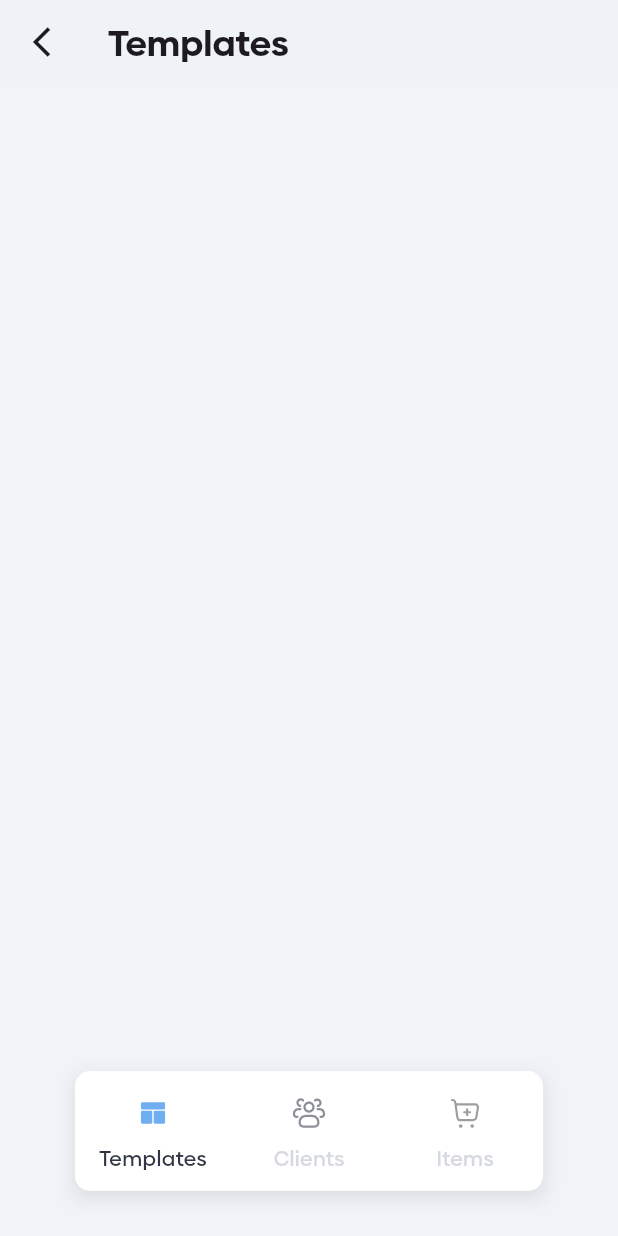
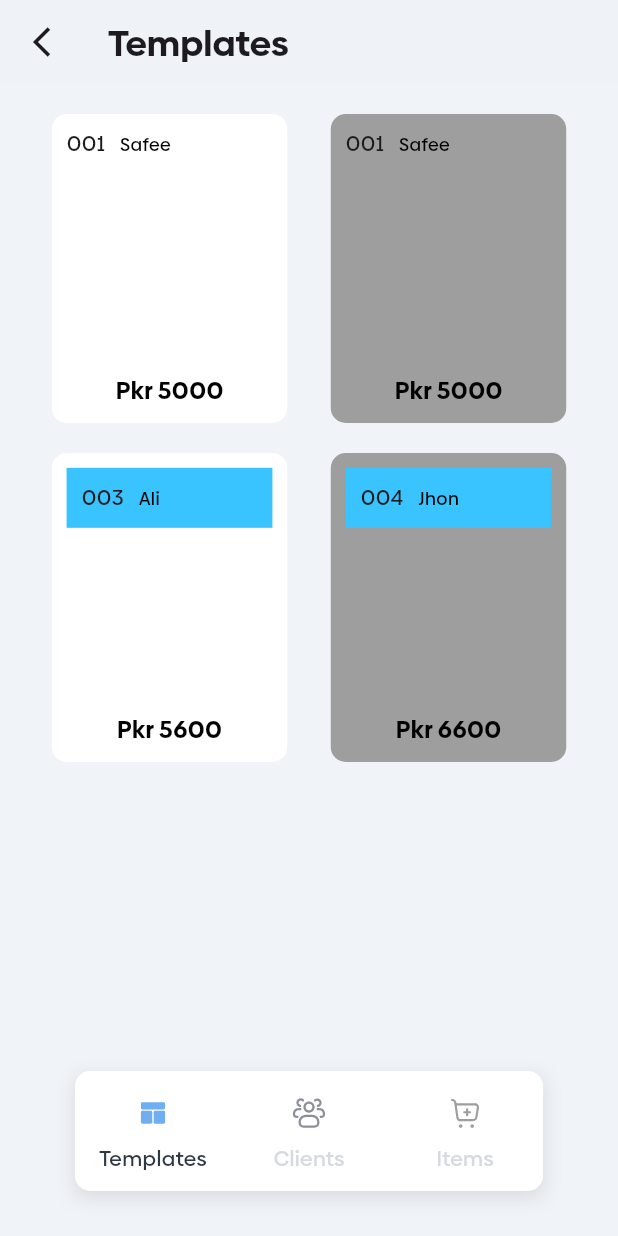
Before and after one commit to Safee715/-Inovoice-app, a Flutter app: the TemplatePage screen opened directly, on a phone screen of 412 x 824 dp. Run offline on Flutter 3.47's test engine with Material 3 defaults, Android fonts, the phone set to English and light mode, and no system bars; our stand-ins replace flutter_svg; project files that could hold a hidden picture were left out.

Commit message:
layout correction

```diff
--- a/lib/pages/add_clients_page/add_client_viewmodel.dart
+++ b/lib/pages/add_clients_page/add_client_viewmodel.dart
@@ -12,11 +12,10 @@ class
   final emailAddressHint='jhonjames@gmail.com';
   final addressHint  ='London west street No (57)';
   final address='Address';
-
   final  saveClientButtonText='Save to Client Lists';
-
   final  addButtonText='Add';
 
 
 
+
 }
--- a/lib/pages/home_page/home_page_viewmodel.dart
+++ b/lib/pages/home_page/home_page_viewmodel.dart
@@ -42,4 +42,7 @@ class HomePageViewmodel {
 
 
 
+
+
+
 }
--- a/lib/pages/profile_page/prfie_page_viewmodel.dart
+++ b/lib/pages/profile_page/prfie_page_viewmodel.dart
@@ -0,0 +1,6 @@
+class ProfilePageViewmodel {
+
+  final iconAddress='assets/images/icons/user.svg';
+
+
+}
--- /dev/null
+++ b/lib/pages/templates_page/abstract_template.dart
@@ -0,0 +1,141 @@
+import 'package:flutter/material.dart';
+
+
+
+abstract class AbstractTemplate extends StatelessWidget {
+  const AbstractTemplate({super.key,
+  required this.id,
+    required this.name,
+    required this.amount,
+    required this.boxcolor,
+    required this.textcolor,
+
+  });
+
+  final  String id;
+  final String name;
+  final String amount;
+  final Color boxcolor;
+  final Color textcolor;
+
+
+}
+
+class RectangularTemplate extends AbstractTemplate {
+  const RectangularTemplate({super.key,
+  required super.id,
+  required super.name,
+  required super.amount,
+required super.boxcolor,
+required super.textcolor,
+
+  });
+
+
+
+
+  @override
+  Widget build(BuildContext context) {
+    final screen_Width=MediaQuery.of(context).size.width;
+    final screen_Height=MediaQuery.of(context).size.height;
+    return Container(constraints: BoxConstraints(
+        minWidth: screen_Width*0.381,
+        minHeight:screen_Height*0.250),
+      padding: EdgeInsets.all(screen_Width*0.024),
+      width: screen_Width*0.381,
+      decoration: BoxDecoration(color: boxcolor,
+        borderRadius:BorderRadius.circular(10),),
+      child: Column(crossAxisAlignment: CrossAxisAlignment.start,
+        mainAxisAlignment: MainAxisAlignment.spaceBetween,
+        mainAxisSize: MainAxisSize.min,
+        children: [
+          Row(
+            children: [
+             Text(id),
+              SizedBox(width: 10,),
+              SizedBox(
+                child: Text(
+                  name,
+                  style: TextStyle(
+                    fontSize: 12,
+                    fontFamily:'Biennale',fontWeight: FontWeight.w500,
+                    color: textcolor,
+                  ),
+                ),
+              ),
+            ],
+          ),
+
+          SizedBox(height:screen_Height*0.011,),
+          Align(alignment: Alignment.center,
+            child: Text(
+              amount,
+              style: TextStyle(fontFamily: 'Biennale',
+                fontWeight: FontWeight.bold,
+                color: Colors.black,fontSize:16,),
+            ),
+          ),
+        ],
+      ),
+    );
+  }
+}
+
+class DesignedTemplate extends AbstractTemplate {
+  const DesignedTemplate({super.key,
+    required super.id,
+    required super.name,
+    required super.amount,
+    required super.boxcolor,
+    required super.textcolor,
+  });
+
+  @override
+  Widget build(BuildContext context) {
+    final screen_Width=MediaQuery.of(context).size.width;
+    final screen_Height=MediaQuery.of(context).size.height;
+    return Container(constraints: BoxConstraints(
+        minWidth: screen_Width*0.381,
+        minHeight:screen_Height*0.250),
+      padding: EdgeInsets.all(screen_Width*0.024),
+      width: screen_Width*0.381,
+      decoration: BoxDecoration(color: boxcolor,
+        borderRadius:BorderRadius.circular(10),),
+      child: Column(crossAxisAlignment: CrossAxisAlignment.start,
+        mainAxisAlignment: MainAxisAlignment.spaceBetween,
+        mainAxisSize: MainAxisSize.min,
+        children: [
+          Container(padding: EdgeInsets.all(10),
+            decoration: BoxDecoration(
+              color: Color(0xFF3AC4FF)),
+            child: Row(
+              children: [
+                Text(id),
+                SizedBox(width: 10,),
+                SizedBox(
+                  child: Text(
+                    name,
+                    style: TextStyle(
+                      fontSize: 12,
+                      fontFamily:'Biennale',fontWeight: FontWeight.w500,
+                      color: textcolor,
+                    ),
+                  ),
+                ),
+              ],
+            ),
+          ),
+          SizedBox(height:screen_Height*0.011,),
+          Align(alignment: Alignment.center,
+            child: Text(
+              amount,
+              style: TextStyle(fontFamily: 'Biennale',
+                fontWeight: FontWeight.bold,
+                color: Colors.black,fontSize:16,),
+            ),
+          ),
+        ],
+      ),
+    );
+  }
+}
--- a/lib/pages/templates_page/template_page.dart
+++ b/lib/pages/templates_page/template_page.dart
@@ -1,5 +1,7 @@
 import 'package:flutter/material.dart';
 import 'package:invoiceapp/data/notifiers.dart';
+import 'package:invoiceapp/pages/templates_page/abstract_template.dart';
+import 'package:invoiceapp/pages/templates_page/templates_page_viewmodel.dart';
 import 'package:invoiceapp/widgets/client_page_nav_bar.dart';
 
 class TemplatePage extends StatefulWidget {
@@ -13,6 +15,10 @@ class TemplatePage extends StatefulWidget {
 class _TemplatePageState extends State<TemplatePage> {
   @override
   Widget build(BuildContext context) {
+    TemplatesPageViewmodel templatesPageViewmodel=TemplatesPageViewmodel();
+
+
+
     return Scaffold(
 
       appBar: AppBar(backgroundColor: Color(0xFE7EBF2),
@@ -26,7 +32,59 @@ class _TemplatePageState extends State<TemplatePage> {
           style: TextStyle(fontSize: 24, fontWeight: FontWeight.bold),
         ),
       ),
-      body: Container(),
+      body: SafeArea(child: SingleChildScrollView(
+      child: Container(padding: EdgeInsets.all(20),
+          child: Column(
+            children: [
+            Row(mainAxisAlignment: MainAxisAlignment.spaceAround,
+              children: [
+            RectangularTemplate(
+                id: templatesPageViewmodel.ids.elementAt(0),
+                name: templatesPageViewmodel.names.elementAt(0),
+                amount: templatesPageViewmodel.amounts.elementAt(0),
+              boxcolor: Colors.white,
+              textcolor: Colors.black,
+
+            ),
+              RectangularTemplate(
+                id: templatesPageViewmodel.ids.elementAt(0),
+                name: templatesPageViewmodel.names.elementAt(0),
+                amount: templatesPageViewmodel.amounts.elementAt(0),
+                boxcolor: Colors.grey,
+                textcolor: Colors.black,
+
+              ),
+            ],
+            ),
+              SizedBox(height: 20,),
+              Row(mainAxisAlignment: MainAxisAlignment.spaceAround,
+                children: [
+                  DesignedTemplate
+                    (
+                      id: templatesPageViewmodel.ids.elementAt(2),
+                      name: templatesPageViewmodel.names.elementAt(2),
+                      amount: templatesPageViewmodel.amounts.elementAt(2),
+                      boxcolor: Colors.white,
+                      textcolor: Colors.black),
+                  DesignedTemplate
+                    (
+                      id: templatesPageViewmodel.ids.elementAt(3),
+                      name: templatesPageViewmodel.names.elementAt(3),
+                      amount: templatesPageViewmodel.amounts.elementAt(3),
+                      boxcolor: Colors.grey,
+                      textcolor: Colors.black),
+                ],
+              ),
+
+
+
+
+
+            ],
+          ),
+      ),
+      ),
+      ),
       bottomNavigationBar: Padding(
         padding: EdgeInsets.only(bottom: 30.0, left: 50, right: 50),
         child: ClientPageNavBar(),
--- a/lib/pages/templates_page/templates_page_viewmodel.dart
+++ b/lib/pages/templates_page/templates_page_viewmodel.dart
@@ -0,0 +1,37 @@
+
+
+
+class TemplatesPageViewmodel {
+
+  List <String> ids=[
+    '001',
+    '002',
+    '003',
+    '004',
+    '005',
+    '006',
+  ];
+
+  List <String> names=
+      [
+        'Safee',
+        'Saad',
+        'Ali',
+        'Jhon',
+        'Peter',
+        'Tom',
+
+      ];
+  List<String> amounts=
+      [
+        'Pkr 5000',
+        'Pkr 5500',
+        'Pkr 5600',
+        'Pkr 6600',
+        'Pkr 3700',
+        'Pkr 2900',
+      ];
+
+
+
+}
--- a/lib/widgets/data_widget.dart
+++ b/lib/widgets/data_widget.dart
@@ -1,5 +1,4 @@
 import 'package:flutter/material.dart';
-// import 'package:invoiceapp/widgets/custom_icon_widget.dart';
 import 'package:invoiceapp/widgets/data_container_widget.dart';
 
 class DataWidget extends StatefulWidget {
@@ -20,7 +19,8 @@ print(MediaQuery.of(context).size.height);
 
 
       return Padding(
-        padding:  EdgeInsets.only(left: screenWidth*0.048,
+        padding:  EdgeInsets.only(
+            left: screenWidth*0.048,
             right:screenWidth*0.048,bottom: screenWidth*0.048 ),
         child: Column(crossAxisAlignment: CrossAxisAlignment.start,
           children: [
```
Also changed, not shown: lib/pages/add_clients_page/add_clients_page.dart (+54 -37 lines), lib/pages/client_page/client_page_viewmodel.dart (+6 -1 lines), lib/pages/client_page/clients_page.dart (+28 -11 lines), lib/pages/home_page/home_page.dart (+16 -51 lines), lib/widgets/custom_cuppertino_button.dart (added, +43 -0 lines), lib/widgets/drafts_widget/drafts_viewmodel.dart (added, +14 -0 lines), lib/widgets/drafts_widget/drafts_widget.dart (renamed from lib/widgets/drafts_widget.dart, +11 -10 lines), lib/widgets/recent_invoices_widget/recent_invoices_viewmodel.dart (added, +13 -0 lines), lib/widgets/recent_invoices_widget/recent_invoices_widget.dart (renamed from lib/widgets/recent_invoices_widget.dart, +10 -8 lines).
